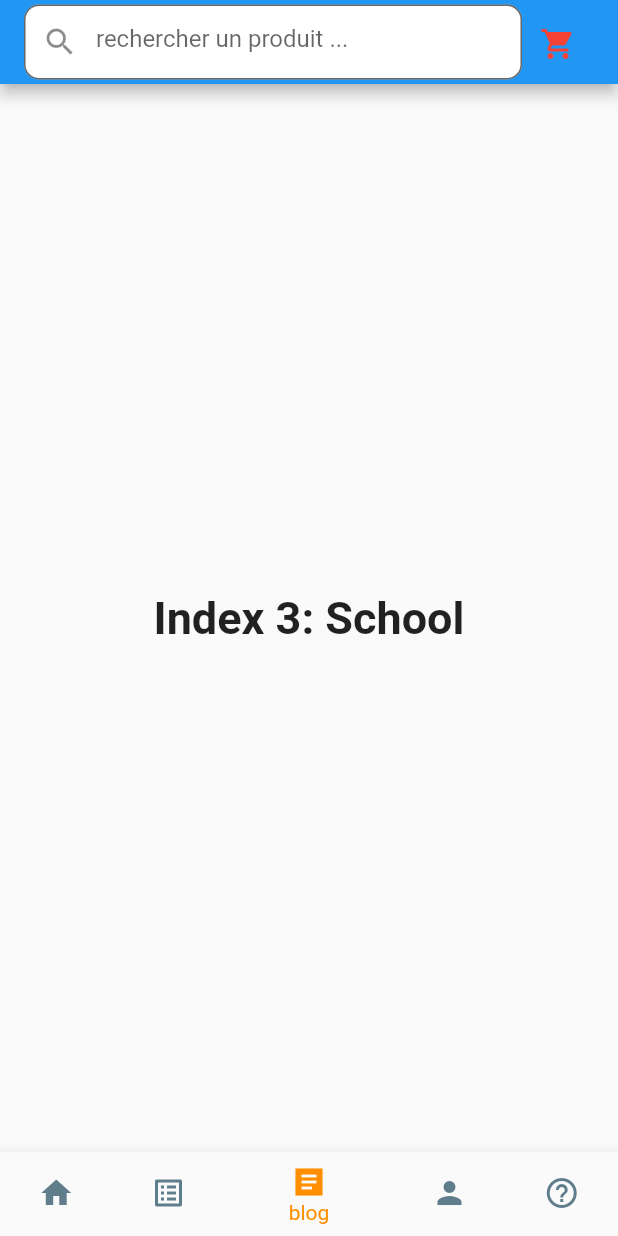
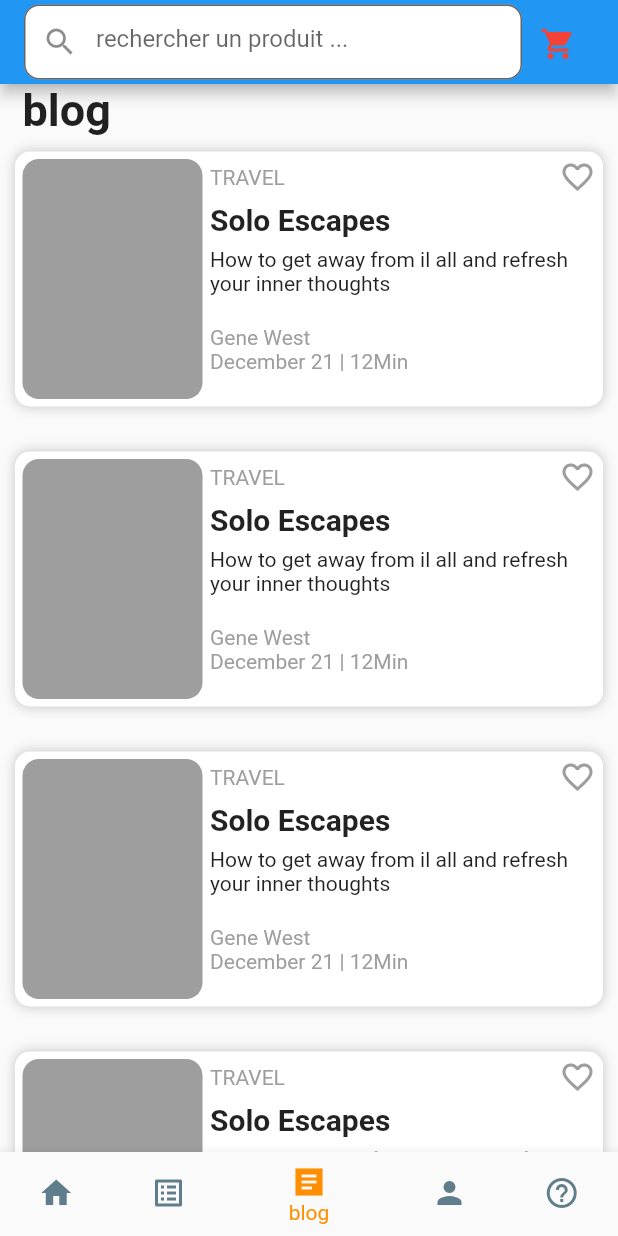
Before and after one commit to saturnedev12/migouabo_app, a Flutter app: the screen it shows after launch, item 3 of the bottom bar chosen, on a phone screen of 412 x 824 dp. Run offline on Flutter 3.47's test engine with Material 2 defaults, Android fonts, the light colour scheme and no system bars; our stand-ins replace carousel_slider; Roboto replaces fonts that are missing (Chandas).

Commit message:
initialisation du template de la partie blog

```diff
--- /dev/null
+++ b/lib/blog_pages/blog.dart
@@ -0,0 +1,153 @@
+import 'package:flutter/material.dart';
+import 'package:flutter/painting.dart';
+
+class Blog extends StatefulWidget {
+  @override
+  _BlogState createState() => _BlogState();
+}
+
+class _BlogState extends State<Blog> {
+  @override
+  Widget build(BuildContext context) {
+    return SingleChildScrollView(
+      child: Column(
+        children: [
+          title_section,
+          article(),
+          article(),
+          article(),
+          article(),
+          article(),
+          article(),
+          article(),
+          article(),
+          article(),
+        ],
+      ),
+    );
+  }
+}
+
+Widget title_section = Container(
+  padding: EdgeInsets.only(left: 15,),
+  child: Row(
+    children: [
+      Text(
+        "blog",
+        style: TextStyle(
+          fontSize: 30,
+          fontFamily: "Chandas",
+          fontWeight: FontWeight.bold,
+        ),
+      ),
+    ],
+  ),
+);
+
+Widget article(){
+  return Container(
+    width: double.infinity,
+    padding: EdgeInsets.all(10),
+    margin: EdgeInsets.only(bottom: 10),
+    child: Container(
+      width: double.infinity,
+      padding: EdgeInsets.all(5),
+      height: 170,
+      decoration: BoxDecoration(
+        color: Colors.white,
+        borderRadius: BorderRadius.circular(10),
+        boxShadow: [
+          BoxShadow(
+            color: Colors.grey.withOpacity(0.5),
+            spreadRadius: 0.5,
+            blurRadius: 6,
+            //offset: Offset(0,3),
+          ),
+        ],
+      ),
+      child: Row(
+        children: [
+          Container(
+            height: double.infinity,
+            width: 120,
+            decoration: BoxDecoration(
+              color: Colors.grey,
+              borderRadius: BorderRadius.circular(11),
+            ),
+          ),
+          Expanded(
+            child: Container(
+              margin: EdgeInsets.only(left: 5),
+              child: Column(
+                crossAxisAlignment: CrossAxisAlignment.start,
+                children: [
+                  Row(
+                    mainAxisAlignment: MainAxisAlignment.spaceBetween,
+                    children: [
+                      Text("TRAVEL",
+                        style: TextStyle(
+                          color: Colors.grey,
+                        ),
+                      ),
+                      Icon(Icons.favorite_border,color: Colors.grey,),
+                    ],
+                  ),
+                  SizedBox(
+                    height: 5,
+                  ),
+                  Row(
+                    children: [
+                      Text(
+                        "Solo Escapes",
+                        style: TextStyle(
+                          fontWeight: FontWeight.bold,
+                          fontSize: 20,
+                          fontFamily: "Chandas",
+                        ),
+                      ),
+                    ],
+                  ),
+                  SizedBox(
+                    height: 7,
+                  ),
+                  Text(
+                    "How to get away from il all and refresh your inner thoughts",
+                    style: TextStyle(
+                      //fontWeight: FontWeight.bold,
+                      //fontSize: 20,
+                      fontFamily: "Chandas",
+                    ),
+                  ),
+                  SizedBox(
+                    height: 20,
+                  ),
+                  Text(
+                    "Gene West",
+                    style: TextStyle(
+                      color: Colors.grey,
+                      //fontWeight: FontWeight.bold,
+                      //fontSize: 20,
+                      fontFamily: "Chandas",
+                    ),
+                  ),
+                  Text(
+                    "December 21 | 12Min ",
+                    style: TextStyle(
+                      color: Colors.grey,
+                      //fontWeight: FontWeight.bold,
+                      //fontSize: 20,
+                      fontFamily: "Chandas",
+                    ),
+                  ),
+                ],
+              ),
+            ),
+          ),
+        ],
+      ),
+    ),
+    decoration: BoxDecoration(
+      color: Colors.transparent,
+    ),
+  );
+}
--- a/lib/category_pages/category.dart
+++ b/lib/category_pages/category.dart
@@ -5,7 +5,7 @@ class Categorys extends StatefulWidget {
 }
 
 class _CategorysState extends State<Categorys> {
-  final routes = List.generate(20, (i) => 'test $i');
+  final routes = List.generate(20, (i) => 'catégorie $i');
 
   final navigatorKey = GlobalKey<NavigatorState>();
 
--- a/lib/main.dart
+++ b/lib/main.dart
@@ -3,6 +3,7 @@ import 'package:migouabo/category_pages/category.dart';
 import 'home_pages/home.dart';
 import 'category_pages/category.dart';
 import 'comptes_pages/compte.dart';
+import 'blog_pages/blog.dart';
 
 void main() {
   runApp(MyApp());
@@ -36,10 +37,7 @@ class _MyStatefulWidgetState extends State<MyStatefulWidget> {
   static List<Widget> _widgetOptions = <Widget>[
    Home(),
    Categorys(),
-    Text(
-      'Index 3: School',
-      style: optionStyle,
-    ),
+   Blog(),
    Compte(),
     Text(
       'Index 5: School',
```
